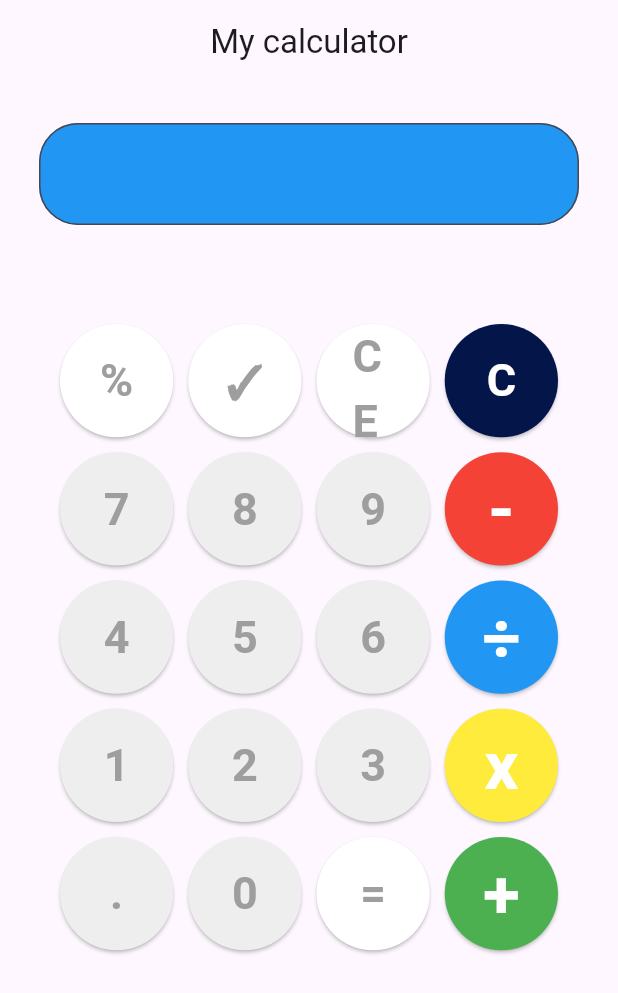
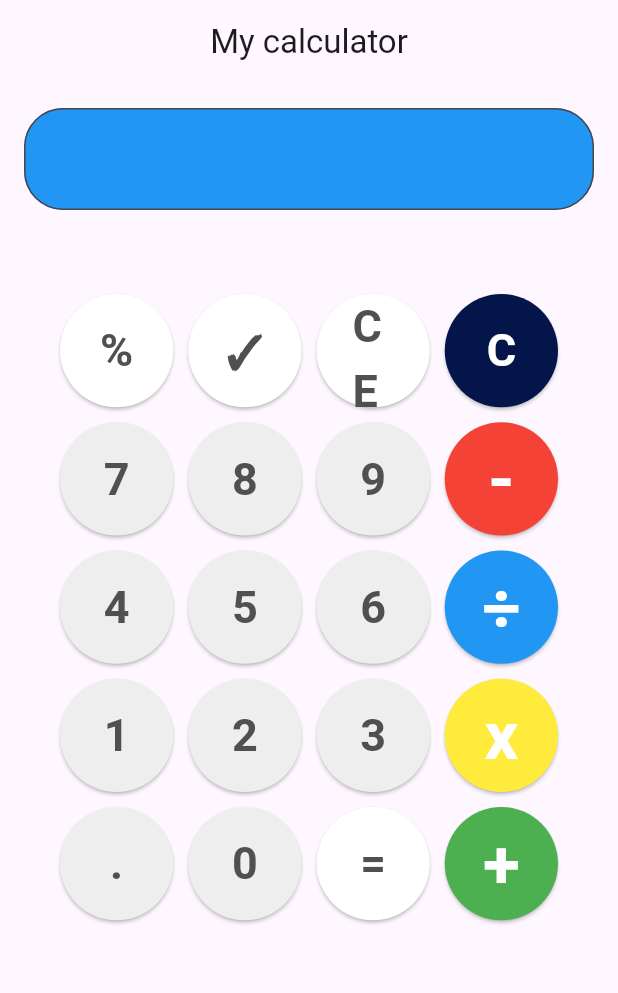
Before and after one commit to ramazon19/Mobil, a Flutter app: the screen it shows after launch, on a phone screen of 412 x 824 dp. Shown: the top 993 px of the screen. Run offline on Flutter 3.47's test engine with Material 3 defaults, Android fonts, the phone set to English and light mode, and no system bars.

Commit message:
added button_screen.dart updeted and input_screen.dart

```diff
--- a/lib/screens/buttons_screen.dart
+++ b/lib/screens/buttons_screen.dart
@@ -29,25 +29,25 @@ Widget getButton(Color btnColor, String btnText, Color bgColor, double fontSize)
       crossAxisSpacing: 10.0,
       padding: const EdgeInsets.all(40),
       children: <Widget> [
-        getButton(Colors.grey, '%', Colors.white, 30),
-        getButton(Colors.grey, '✓', Colors.white, 30),
-        getButton(Colors.grey, 'CE', Colors.white, 30),
+        getButton(const Color.fromARGB(255, 80, 80, 80), '%', Colors.white, 30),
+        getButton(const Color.fromARGB(255, 80, 80, 80), '✓', Colors.white, 30),
+        getButton(const Color.fromARGB(255, 80, 80, 80), 'CE', Colors.white, 30),
         getButton(Colors.white, 'C', const Color.fromARGB(255, 4, 21, 74), 30),
-        getButton(Colors.grey, '7', Colors.grey[200]!, 30),
-        getButton(Colors.grey, '8',  Colors.grey[200]!, 30),
-        getButton(Colors.grey, '9', Colors.grey[200]!, 30),
+        getButton(const Color.fromARGB(255, 80, 80, 80), '7', Colors.grey[200]!, 30),
+        getButton(const Color.fromARGB(255, 80, 80, 80), '8',  Colors.grey[200]!, 30),
+        getButton(const Color.fromARGB(255, 80, 80, 80), '9', Colors.grey[200]!, 30),
         getButton(Colors.white, '-', Colors.red, 45),
-        getButton(Colors.grey, '4', Colors.grey[200]!, 30),
-        getButton(Colors.grey, '5',  Colors.grey[200]!, 30),
-        getButton(Colors.grey, '6', Colors.grey[200]!, 30),
+        getButton(const Color.fromARGB(255, 80, 80, 80), '4', Colors.grey[200]!, 30),
+        getButton(const Color.fromARGB(255, 80, 80, 80), '5',  Colors.grey[200]!, 30),
+        getButton(const Color.fromARGB(255, 80, 80, 80), '6', Colors.grey[200]!, 30),
         getButton(Colors.white, '÷', Colors.blue, 45),
-        getButton(Colors.grey, '1', Colors.grey[200]!, 30),
-        getButton(Colors.grey, '2',  Colors.grey[200]!, 30),
-        getButton(Colors.grey, '3', Colors.grey[200]!, 30),
+        getButton(const Color.fromARGB(255, 80, 80, 80), '1', Colors.grey[200]!, 30),
+        getButton(const Color.fromARGB(255, 80, 80, 80), '2',  Colors.grey[200]!, 30),
+        getButton(const Color.fromARGB(255, 80, 80, 80), '3', Colors.grey[200]!, 30),
         getButton(Colors.white, 'x', Colors.yellow, 45),
-        getButton(Colors.grey, '.', Colors.grey[200]!, 30),
-        getButton(Colors.grey, '0',  Colors.grey[200]!, 30),
-        getButton(Colors.grey, '=', Colors.white, 30),
+        getButton(const Color.fromARGB(255, 80, 80, 80), '.', Colors.grey[200]!, 30),
+        getButton(const Color.fromARGB(255, 80, 80, 80), '0',  Colors.grey[200]!, 30),
+        getButton(const Color.fromARGB(255, 80, 80, 80), '=', Colors.white, 30),
         getButton(Colors.white, '+', Colors.green, 45),
       ],
       ),
--- a/lib/screens/input_screen.dart
+++ b/lib/screens/input_screen.dart
@@ -11,7 +11,7 @@ class _InputScreenState extends State<InputScreen> {
   @override
   Widget build(BuildContext context) {
     return const Padding(
-      padding: EdgeInsets.all(26.0),
+      padding: EdgeInsets.all(16.0),
       child:  TextField(
       style: TextStyle(
         fontSize: 24,
```
